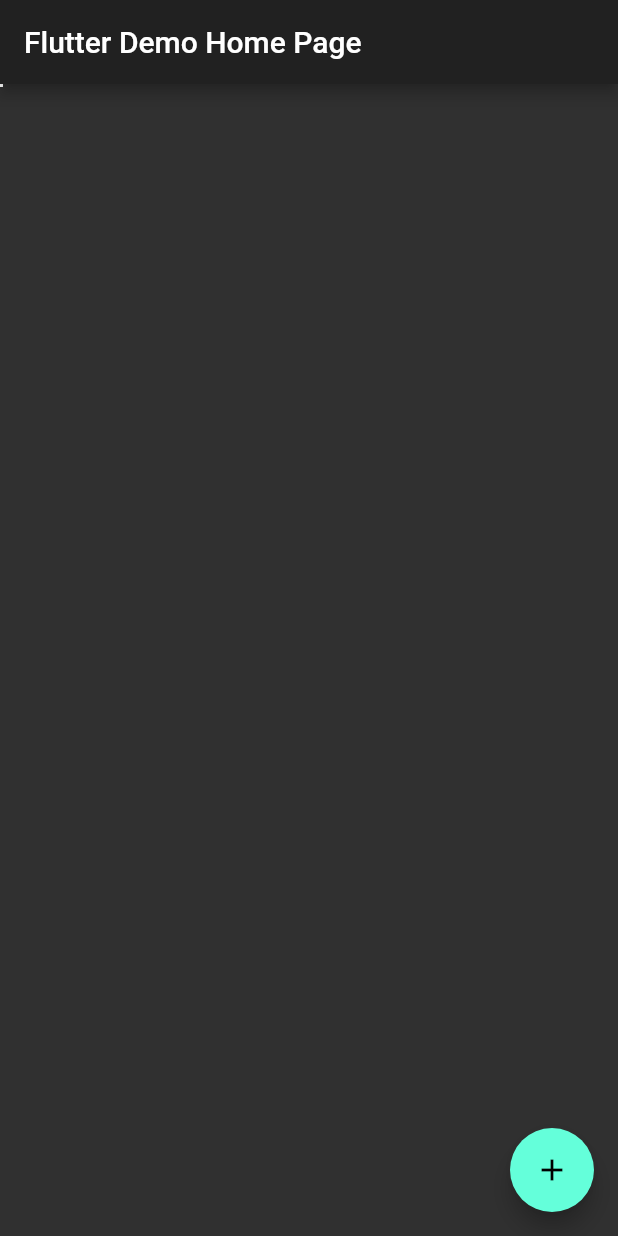
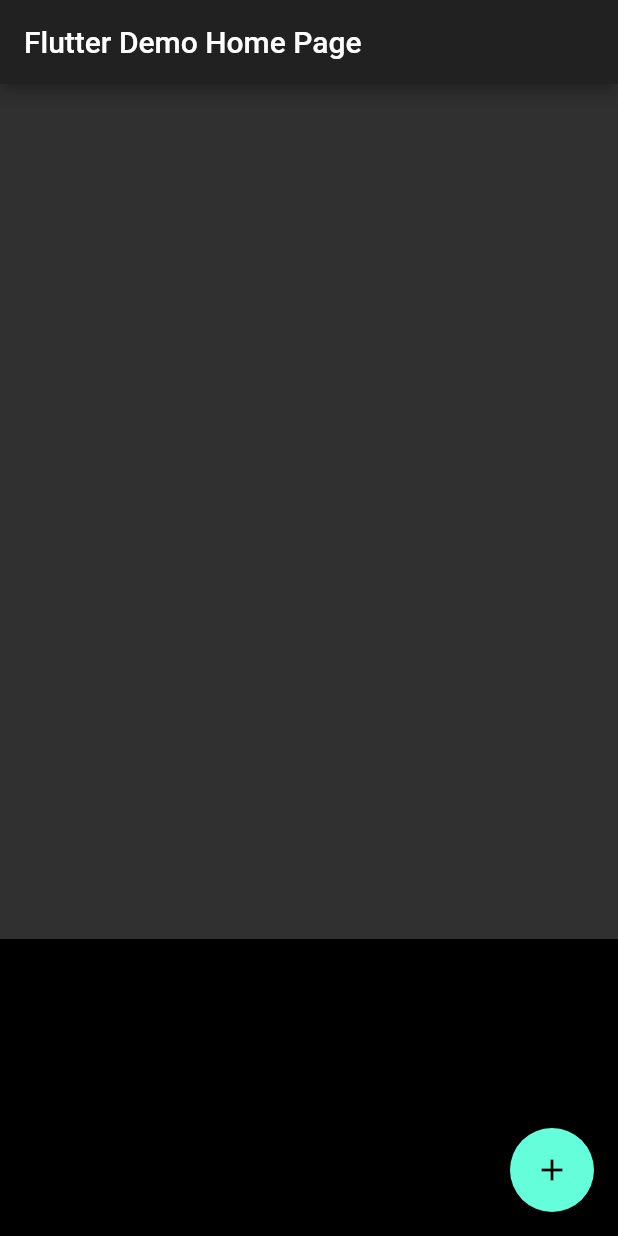
Before and after one commit to tainathi/eee_befs_app, a Flutter app: the screen it shows after launch, after a tap on the "add" icon, on a phone screen of 412 x 824 dp. Run offline on Flutter 3.47's test engine with Material 2 defaults, Android fonts, the phone set to English and light mode, and no system bars; missing offline and left inert: flutter_sensors; statements that could not run were skipped.

```diff
--- a/lib/LineObject.dart
+++ b/lib/LineObject.dart
@@ -1,18 +1,61 @@
 import 'dart:typed_data';
+import 'dart:ui';
+import 'package:eee_befs_app/constants.dart';
+import 'dart:math';
+
 
 class LineObject {
 
-  double? xAxisSize; // maximal allowed number of logical pixels (dp) along y (s)
-  double? yAxisSize; // maximal allowed number of logical pixels (dp) along y (ms-2)
-  Float32List rawPoints = Float32List.fromList([]);
+  double xAxisSize = 0; // maximal allowed number of logical pixels (dp) along x (s)
+  double yAxisSize = 0; // maximal allowed number of logical pixels (dp) along y (s)
+  double gravityAcc = 9.81; // used to store gravity acceleration measured in the first second of data retrieval
+  int secondsToPlot = 10; // determines the number of samples to show
+  Float32List xRawPoints = Float32List(2);  // initialize a list of Float 32 elements with a single element
+  Float32List zRawPoints = Float32List(2);  // initialize a list of Float 32 elements with a single element
+  List<List<double>> tempData = List.generate(3, (index) => List.empty(growable: true));
+  List<List<double>> xyzData = List.generate(3, (index) => List.filled(kSampRate*2*10,0)); // List with the double of elements in each sublist wrt the previous list
 
   // method to set the maximal possible logical pixel dimensions
-  void addAxisSize(double maxWidth, double maxHeight){
-    xAxisSize = maxWidth;
-    yAxisSize = maxHeight;
+  void initializeLineObject(double maxWidth, double maxHeight){
+    xAxisSize = maxWidth; // Axis size in x direction will be dictated by the width of the target device
+    yAxisSize = maxHeight; // Axis size in y direction will be dictated by the height of the target device
   }
 
-  void updateRawPoints(Float32List newRawPoints){
-    rawPoints = newRawPoints;
+  void updateRawPoints(List<List<double>> newRawPoints) {
+
+    // print(tempData.first.length);
+    if (tempData.first.length>=kSampRate*secondsToPlot){ // remove samples if the requested window is shorter than that currently shown for
+      tempData[0].removeRange(0,kSampRate); // x acceleration data
+      tempData[1].removeRange(0,kSampRate); // y acceleration data
+      tempData[2].removeRange(0,kSampRate); // z acceleration data
+    }
+    tempData[0].addAll(newRawPoints[0]); // concatenating new x accel data at the beginning of the list
+    tempData[1].addAll(newRawPoints[1]); // concatenating new y accel data at the beginning of the list
+    tempData[2].addAll(newRawPoints[2]); // concatenating new z accel data at the beginning of the list
+    // print(tempData.first.length);
+
+
+    for (int i = 0; i < tempData.length; i++) {
+      // creating list with samples and x acceleration data
+      xyzData[0][i * 2] = i * xAxisSize / (kSampRate*secondsToPlot-1);
+      xyzData[0][i * 2 + 1] = tempData[0][i] * 0.5 * yAxisSize / gravityAcc + yAxisSize/2;
+      // creating list with samples and z acceleration data
+      xyzData[2][i * 2] = i * xAxisSize / (kSampRate*secondsToPlot-1);
+      xyzData[2][i * 2 + 1] = tempData[2][i] * 0.5 * yAxisSize / gravityAcc + yAxisSize/2;
+    }
+    xRawPoints = Float32List.fromList(xyzData[0]);
+    zRawPoints = Float32List.fromList(xyzData[2]);
+  }
+
+  // method used to estimate gravity acceleration from the first second of data (Nilsen 1998 Clin Biomech 13:320-327)
+  void updateGravityAccValue(List<List<double>> xyzG){
+    List<double> g = [0,0,0]; // list to store the sum of acc values in the three axes
+    for (int i = 0; i < kSampRate; i++) {
+      g[0] += xyzG[0][i]/kSampRate;
+      g[1] += xyzG[1][i]/kSampRate;
+      g[2] += xyzG[2][i]/kSampRate;
+    }
+    gravityAcc = sqrt(g.reduce((value, element) => value*value+element*element)); // gravtity acceleration value
+    print(gravityAcc);
   }
 }
--- /dev/null
+++ b/lib/constants.dart
@@ -0,0 +1,4 @@
+const int kSampRate = 50; // Hz - approximate sampling rate of acceleration data
+const double kVerticalAxisSpace = 0.33; // x100% of the screen to be occupied by the axis when in portrait layout
+const int kAccBufferSize = kSampRate*20*2; // maximal number of samples to be stored for showing (*2 to account for both time and acceleration samples)
+const List<double> kSamplesToPlot = [1,5,10,20]; // Approximate time (s) to scale plot with acceleration values
--- a/lib/main.dart
+++ b/lib/main.dart
@@ -1,11 +1,16 @@
 import 'dart:async';
 import 'dart:typed_data';
 import 'dart:ui';
+import 'dart:io';
 import 'package:flutter/foundation.dart';
 import 'package:flutter/material.dart';
 import 'package:flutter/services.dart';
-import 'package:sensors/sensors.dart';
+import 'package:flutter_sensors/flutter_sensors.dart';
 import 'package:eee_befs_app/LineObject.dart';
+import 'package:eee_befs_app/constants.dart';
+import 'package:flutter/cupertino.dart';
+
+
 
 void main() {
   runApp(MyApp());
@@ -33,19 +38,46 @@ class MainPage extends StatefulWidget {
 }
 
 class _MainPageState extends State<MainPage> {
+
   int _counter = 0;
-  StreamSubscription<AccelerometerEvent>? accStream; // variable used to store subscriptions to the acceleration stream
+  bool _accelAvailable = false;  // check for whether accelerometer is present in the user device
+  StreamSubscription? _accelSubscription; // variable managing subscription to the stream receiving acc data
+  final List<List<double>> _accelData = List.generate(4, (index) => List.filled(kSampRate,0)); // creates a list where acc data will be temporarily stored
   final double maxWidth = window.physicalSize.width /
       window.devicePixelRatio; // maximal number of logical pixels (width: vertical orientation)
   final double maxHeight = window.physicalSize.height /
       window.devicePixelRatio; // maximal number of logical pixels (height: vertical orientation)
   final LineObject _lineObject = LineObject();
   final Stopwatch timeStamps = Stopwatch();
-  final ByteData rawPoints = ByteData(100 * 4);
 
   @override
   void initState() {
-    _lineObject.addAxisSize(maxWidth, maxHeight); // setting dimensions for the line object
+    // check for the presence of acceleration sensor in the target device
+    SensorManager()
+        .isSensorAvailable(Sensors.ACCELEROMETER)
+        .then((result) {
+      if (result) { // if there is an accelerometer then
+        SensorManager().sensorUpdates(
+          sensorId: Sensors.ACCELEROMETER,  // Start listening to incoming values,
+          interval: Sensors.SENSOR_DELAY_GAME, // sampling roughly 1s of data (~50 Hz sampling rate),
+        ).then((value) => _accelSubscription = value.listen((SensorEvent event) { // and then estimate gravity acceleration
+          _accelData[0][_counter] = event.data[0]; // updating x accel data
+          _accelData[1][_counter] = event.data[1]; // updating y accel data
+          _accelData[2][_counter] = event.data[2]; // updating z accel data
+
+          if(_counter == kSampRate-1){
+            _counter = 0;
+            _lineObject.updateGravityAccValue(_accelData); // estimate gravity acceleration value
+            _accelSubscription?.cancel(); // stop listening to the incoming data
+            _accelSubscription = null;
+          } else ++_counter; // incrementing or reseting counter
+        }));
+      }
+    });
+
+    // Setting size of axes of the line object
+    _lineObject.initializeLineObject(maxWidth, maxHeight*kVerticalAxisSpace); // setting dimensions for the line object
+
     super.initState();
   }
 
@@ -53,28 +85,34 @@ class _MainPageState extends State<MainPage> {
   Widget build(BuildContext context) {
     return Scaffold(
       appBar: AppBar(
-        // Here we take the value from the MyHomePage object that was created by
-        // the App.build method, and use it to set our appbar title.
         title: Text(widget.title),
       ),
-      body: OrientationBuilder(
-        builder: (BuildContext context, Orientation orientation) {
-          if (orientation == Orientation.portrait)
-            return Column(
-              crossAxisAlignment: CrossAxisAlignment.stretch,
+      body: Column(
+        mainAxisAlignment: MainAxisAlignment.end,
+        crossAxisAlignment: CrossAxisAlignment.stretch,
+        children: [
+          Expanded(
+            child: Container(),
+          ),
+          Container(
+            child: Row(
               children: [
-                CustomPaint(
-                  painter: LineDrawer(rawPoints: rawPoints.buffer.asFloat32List()),
-                  child: Container(
-                    height: maxHeight / 3,
-                    // color: Colors.black,
-                  ),
-                ),
+
               ],
-            );
-          else
-            return Container();
-        },
+            ),
+          ),
+          Container(
+            color: Colors.black,
+            height: maxHeight*kVerticalAxisSpace,
+            child: ClipRect(
+              child: CustomPaint(
+                painter: LineDrawer(rawPoints: _lineObject.zRawPoints),
+                // painter: LineDrawer(rawPoints: rawPoints.buffer.asFloat32List()),
+              ),
+            ),
+          ),
+
+        ],
       ),
       floatingActionButton: FloatingActionButton(
         onPressed: startRetrievingAccData,
@@ -84,27 +122,45 @@ class _MainPageState extends State<MainPage> {
     );
   }
 
+  // Method managing the start and stop of acceleration sampling
   void startRetrievingAccData() {
-    if (timeStamps.isRunning) {
-      timeStamps.stop(); // stop timer
-      accStream?.cancel(); // start listening to the acceleration stream
+    if (_accelSubscription != null){
+      _accelSubscription?.cancel();
+      _accelSubscription = null;
+      timeStamps.stop();
     } else {
-      timeStamps.start(); // start timer
-      accStream = accelerometerEvents.listen((event) {
-        // start listening to the acceleration stream
-        rawPoints.setFloat32(_counter * 8, _counter*maxWidth/49,Endian.little);
-        rawPoints.setFloat32(_counter * 8 + 4, event.z/9.81*maxHeight/10 + maxHeight/2,Endian.little); // loss of precision as x is a double
-        print("counter: $_counter [${event.z} ${rawPoints.getFloat32(_counter * 8+4,Endian.little)- maxHeight/2}]");
-        if (_counter == 49) {
+      if(!timeStamps.isRunning) timeStamps.start(); // start time event
+      SensorManager().sensorUpdates(
+        sensorId: Sensors.ACCELEROMETER,
+        interval: Sensors.SENSOR_DELAY_FASTEST, // This should correspond to ~50 Hz sampling rate
+      ).then((value) => _accelSubscription = value.listen((SensorEvent event) {
+        // timeStamps.elapsedMilliseconds/1000
+        // print(_lineObject.xRawPoints);
+        _accelData[0][_counter] = event.data[0]; // updating x accel data
+        _accelData[1][_counter] = event.data[1]; // updating y accel data
+        _accelData[2][_counter] = event.data[2]; // updating z accel data
+        if(_counter == kSampRate-1){
+          print("x: ${event.data[0]} y: ${event.data[1]} z: ${event.data[2]}");
           _counter = 0;
-          setState(() {
-            // _lineObject.updateRawPoints(rawPoints.buffer.asFloat32List());
-          });
-        } else
-          ++_counter;
-      });
+          setState(() => _lineObject.updateRawPoints(_accelData));  // passing the vector with acceleration data and time stamps
+          print("x: ${_lineObject.xRawPoints.last} z: ${_lineObject.zRawPoints.last}");
+        } else ++_counter; // incrementing or resetting counter
+
+      }));
     }
   }
+}
+
+
+Widget ScrollItemSelection(LineObject lineObject){
+  if (Platform.isIOS)
+    return CupertinoPicker(
+      children: List.generate(kSamplesToPlot.length, (index) => Text("${kSamplesToPlot[index]} s")),
+      itemExtent: 20,
+      onSelectedItemChanged: (int value) => null,
+    );
+  else
+    return Container();//DropdownButton(items: items)
 }
 
 class LineDrawer extends CustomPainter {
@@ -124,7 +180,7 @@ class LineDrawer extends CustomPainter {
 
   @override
   bool shouldRepaint(covariant CustomPainter oldDelegate) {
-    return false;
+    return true;
   }
 }
 
--- a/pubspec.yaml
+++ b/pubspec.yaml
@@ -21,7 +21,8 @@ environment:
   sdk: ">=2.12.0-0 <3.0.0"
 
 dependencies:
-  sensors: ^2.0.0
+  flutter_sensors: ^0.1.5
+  #sensors: ^2.0.0
   flutter:
     sdk: flutter
 
```
Also changed, not shown: pubspec.lock, 6 other files.
